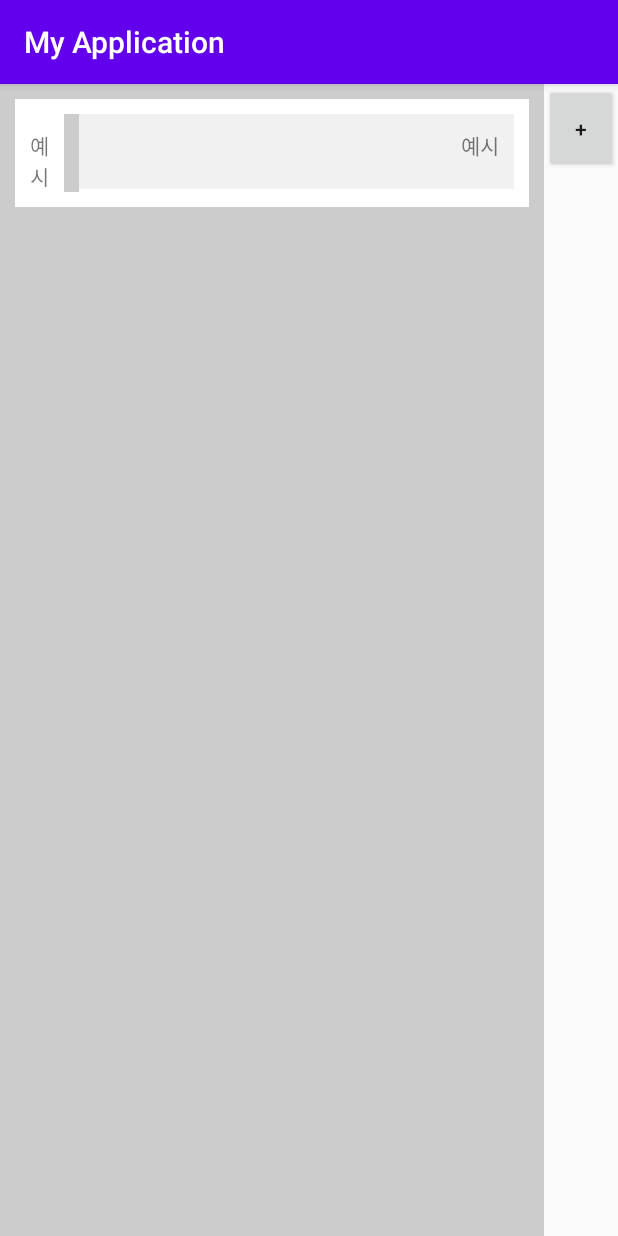
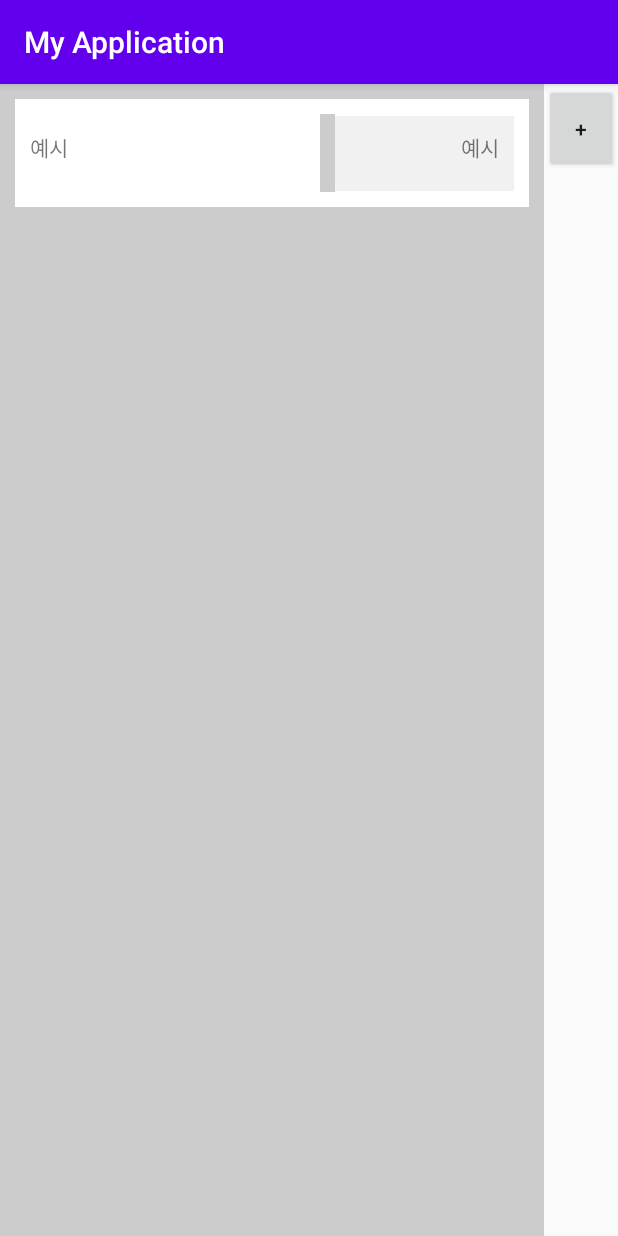
Before and after one commit to touch2020/NotePadApp, an Android app: the screen it shows after launch (MainActivity), on a phone screen of 412 x 824 dp. Run offline under Robolectric (Android 15) with nearby library versions, the phone set to English and light mode, and no system bars.

Commit message:
메모 생성후 완료시 리스트에 추가 기능,취소 버튼 오류 수정 필요

```diff
--- a/app/src/main/res/layout/list_item.xml
+++ b/app/src/main/res/layout/list_item.xml
@@ -21,7 +21,7 @@
         <TextView
             android:id="@+id/item_maintext"
             android:layout_width="0dp"
-            android:layout_height="wrap_content"
+            android:layout_height="44dp"
             android:layout_weight="1"
             android:gravity="center_vertical"
             android:text="text"
@@ -35,7 +35,7 @@
 
         <TextView
             android:id="@+id/item_subtext"
-            android:layout_width="290dp"
+            android:layout_width="119dp"
             android:layout_height="50dp"
             android:background="#F1F1F1"
             android:padding="10dp"
```
Also changed, not shown: app/src/main/java/com/professionalandroid/apps/myapplication/EnterActivity.java (+10 -1 lines), app/src/main/java/com/professionalandroid/apps/myapplication/MainActivity.java (+22 -1 lines).
